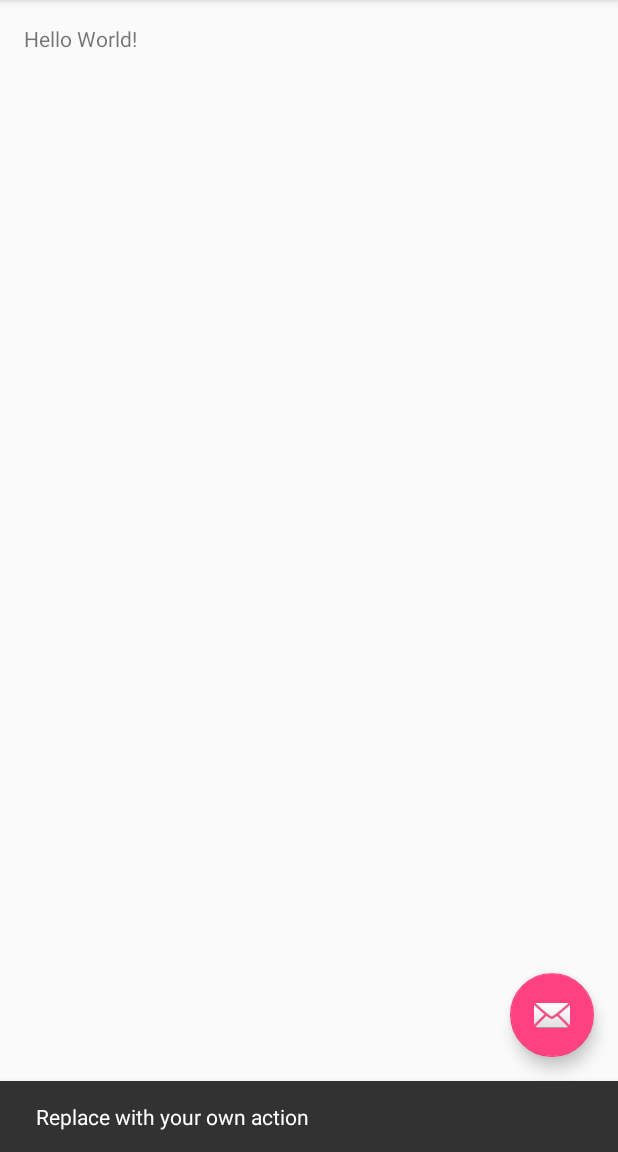
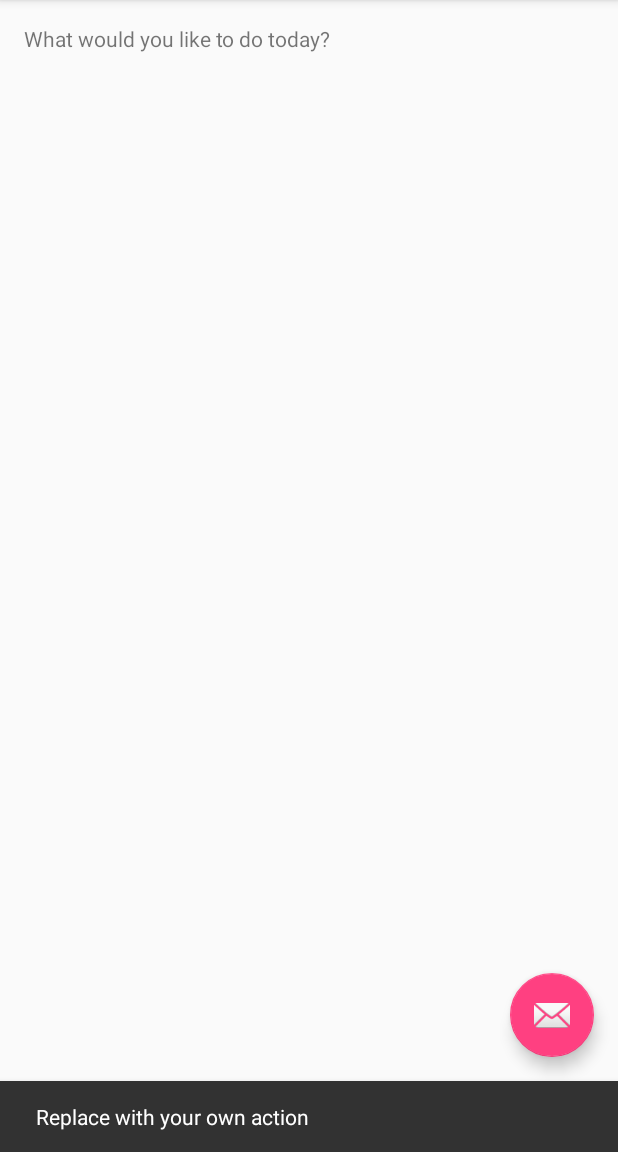
Before and after one commit to hongbo-niu/HWProject, an Android app: the screen it shows after launch (MyActivity), after a tap on an icon or button, on a phone screen of 412 x 824 dp, the part 84-1236 px from its top. Run offline under Robolectric (Android 15) with nearby library versions, the phone set to English and light mode, and no system bars.

Commit message:
HW first commit

```diff
--- a/app/src/main/res/layout/content_my.xml
+++ b/app/src/main/res/layout/content_my.xml
@@ -9,6 +9,6 @@
     app:layout_behavior="@string/appbar_scrolling_view_behavior" tools:showIn="@layout/activity_my"
     tools:context=".MyActivity">
 
-    <TextView android:text="Hello World!" android:layout_width="wrap_content"
+    <TextView android:text="@string/Greeting" android:layout_width="wrap_content"
         android:layout_height="wrap_content" />
 </RelativeLayout>
--- a/app/src/main/res/values/strings.xml
+++ b/app/src/main/res/values/strings.xml
@@ -1,4 +1,5 @@
 <resources>
     <string name="app_name">HWProject</string>
     <string name="action_settings">Settings</string>
+    <string name="Greeting">What would you like to do today?</string>
 </resources>
```
